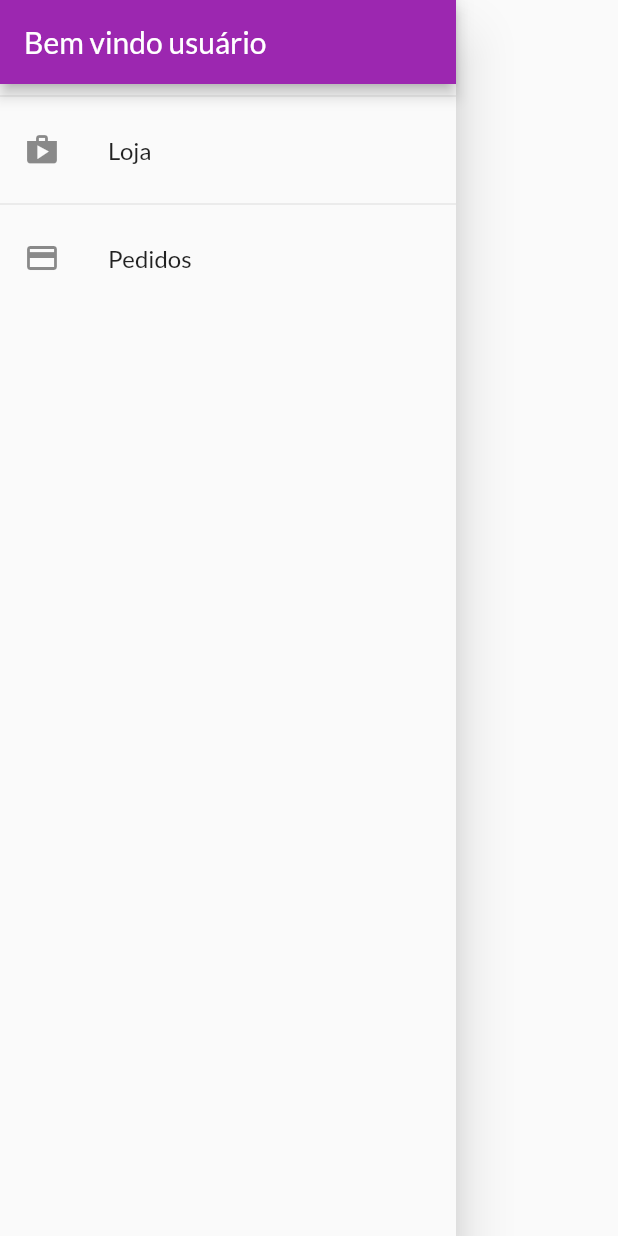
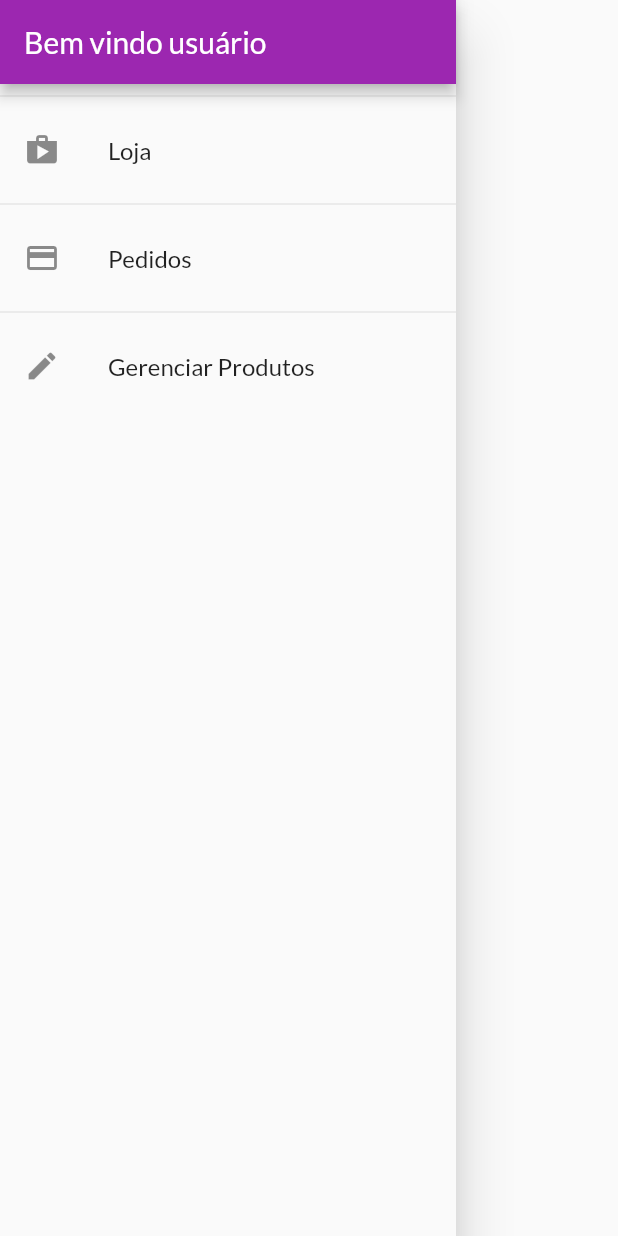
Before and after one commit to RonnieAguiar/shop, a Flutter app: the AppDrawer widget shown alone on an empty page, opened directly, on a phone screen of 412 x 824 dp. Run offline on Flutter 3.47's test engine with Material 2 defaults, Android fonts, the phone set to English and light mode, and no system bars; network calls fail; statements that could not run were skipped.

Commit message:
Update app_drawer.dart

```diff
--- a/lib/components/app_drawer.dart
+++ b/lib/components/app_drawer.dart
@@ -29,6 +29,14 @@ class AppDrawer extends StatelessWidget {
               Navigator.of(context).pushReplacementNamed(AppRoutes.orders);
             },
           ),
+          const Divider(),
+          ListTile(
+            leading: const Icon(Icons.edit),
+            title: const Text('Gerenciar Produtos'),
+            onTap: () {
+              Navigator.of(context).pushReplacementNamed(AppRoutes.products);
+            },
+          ),
         ],
       ),
     );
```
